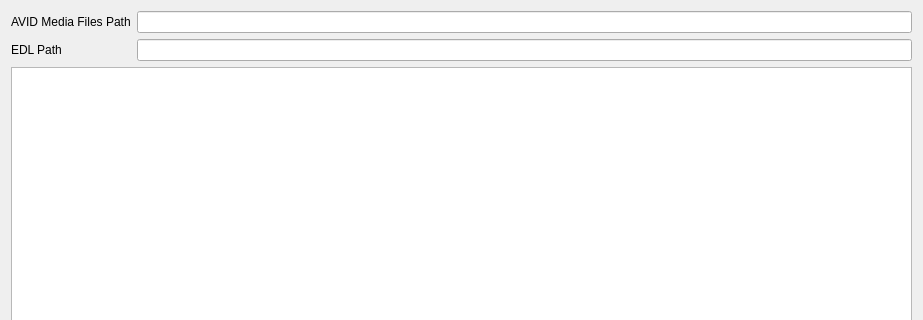
The window that anima/ui/ui_files/edl_importer.ui (eoyilmaz/anima) describes before a commit, drawn with Qt 5; both pictures show x 0 to 923 and y 0 to 320 of the 923 by 542 pixel window.
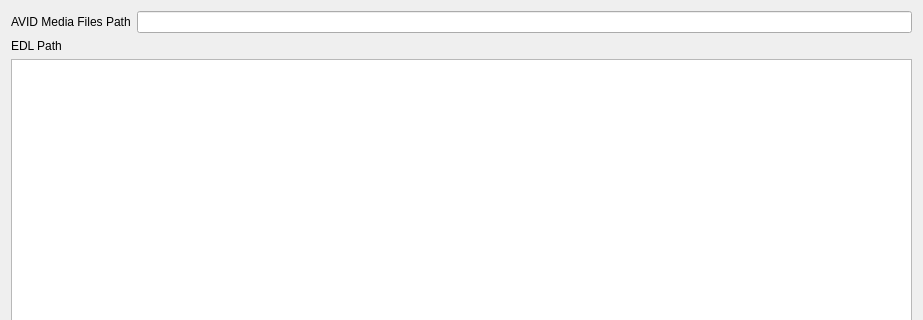
The same window after the commit.

Commit message: - **New:** edl_path_lineEdit in edl_importer now accpets drops

```diff
--- a/anima/ui/ui_files/edl_importer.ui
+++ b/anima/ui/ui_files/edl_importer.ui
@@ -29,9 +29,6 @@
        </property>
       </widget>
      </item>
-     <item row="1" column="1">
-      <widget class="QLineEdit" name="edl_path_lineEdit"/>
-     </item>
      <item row="0" column="0">
       <widget class="QLabel" name="label_2">
        <property name="text">
```
Left out of the diff: 1 changed line with no effect on the pictures. The commit also changes 4 other files.
